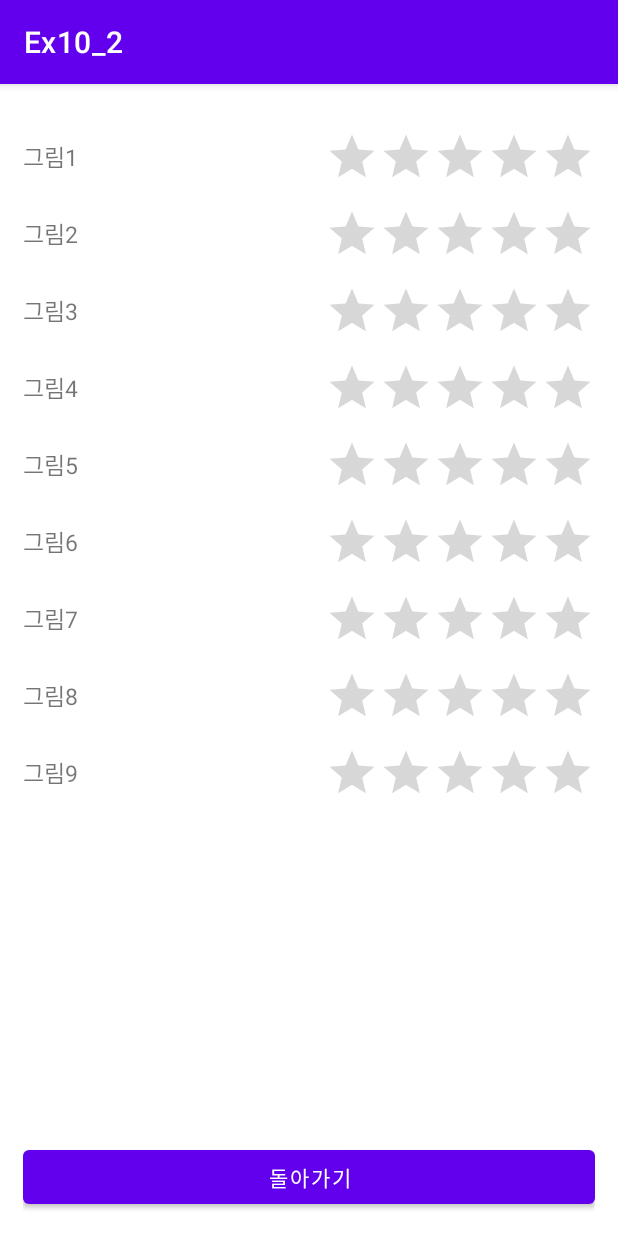
After one commit to jwimini/Ex10_2, an Android app: the ResultActivity screen opened directly, with no data from a screen before it, on a phone screen of 412 x 824 dp. The commit adds this screen. Run offline under Robolectric (Android 15) with nearby library versions, the phone set to English and light mode, and no system bars.

Commit message:
Completion Vote commit

```diff
--- a/app/src/main/AndroidManifest.xml
+++ b/app/src/main/AndroidManifest.xml
@@ -9,6 +9,7 @@
         android:roundIcon="@mipmap/ic_launcher_round"
         android:supportsRtl="true"
         android:theme="@style/Theme.Ex10_2">
+        <activity android:name=".ResultActivity"></activity>
         <activity android:name=".MainActivity">
             <intent-filter>
                 <action android:name="android.intent.action.MAIN" />
--- a/app/src/main/java/ks/hs/emirim/wlalsdl_04/ex10_2/MainActivity.java
+++ b/app/src/main/java/ks/hs/emirim/wlalsdl_04/ex10_2/MainActivity.java
@@ -3,12 +3,33 @@ package ks.hs.emirim.wlalsdl_04.ex10_2;
 import androidx.appcompat.app.AppCompatActivity;
 
 import android.os.Bundle;
+import android.view.View;
+import android.widget.ImageView;
+import android.widget.Toast;
 
 public class MainActivity extends AppCompatActivity {
+    String[] imgNames = {"MY MELODY","Little Twin Stars","HELLO KITTY","BAD BADTZ-MARU","POCHACCO","포챠코","POMPOMPURIN","KEROKEROKEROPPI","KUROMI"};
+    int[] imgVIds={R.id.img01,R.id.img02,R.id.img03,R.id.img04,R.id.img05,R.id.img06,R.id.img07,R.id.img08,R.id.img09};
+    int[] votecount = new int[imgVIds.length];
+    ImageView[] image = new ImageView[imgVIds.length];
 
     @Override
     protected void onCreate(Bundle savedInstanceState) {
         super.onCreate(savedInstanceState);
+        setTitle(R.string.title);
         setContentView(R.layout.activity_main);
+
+        for (int i=0; i<imgVIds.length; i++){
+            final int index;
+            index = i;
+            image[index] = findViewById(imgVIds[index]);
+            image[index].setOnClickListener(new View.OnClickListener() {
+                @Override
+                public void onClick(View v) {
+                    votecount[index]++;
+                    Toast.makeText(getApplicationContext(),imgNames[index]+"총"+votecount[index]+"표",Toast.LENGTH_SHORT).show();
+                }
+            });
+        }
     }
 }
--- /dev/null
+++ b/app/src/main/java/ks/hs/emirim/wlalsdl_04/ex10_2/ResultActivity.java
@@ -0,0 +1,14 @@
+package ks.hs.emirim.wlalsdl_04.ex10_2;
+
+import androidx.appcompat.app.AppCompatActivity;
+
+import android.os.Bundle;
+
+public class ResultActivity extends AppCompatActivity {
+
+    @Override
+    protected void onCreate(Bundle savedInstanceState) {
+        super.onCreate(savedInstanceState);
+        setContentView(R.layout.activity_result);
+    }
+}
--- a/app/src/main/res/layout/activity_main.xml
+++ b/app/src/main/res/layout/activity_main.xml
@@ -79,7 +79,6 @@
             android:id="@+id/img09"
             android:layout_width="120dp"
             android:layout_height="150dp"
-            android:scaleType="fitXY"
             android:layout_marginTop="15dp"
             android:layout_marginRight="10dp"
             android:layout_marginLeft="10dp"
@@ -93,7 +92,8 @@
         android:orientation="vertical">
         <Button
             android:id="@+id/btn_done"
-            android:layout_marginBottom="15dp"
+            android:layout_marginBottom="30dp"
+            android:text="@string/btn_done"
             android:layout_width="match_parent"
             android:layout_height="wrap_content"/>
     </LinearLayout>
--- /dev/null
+++ b/app/src/main/res/layout/activity_result.xml
@@ -0,0 +1,181 @@
+<?xml version="1.0" encoding="utf-8"?>
+<LinearLayout xmlns:android="http://schemas.android.com/apk/res/android"
+    xmlns:app="http://schemas.android.com/apk/res-auto"
+    xmlns:tools="http://schemas.android.com/tools"
+    android:layout_width="match_parent"
+    android:layout_height="match_parent"
+    android:orientation="vertical"
+    android:padding="15dp"
+    tools:context=".ResultActivity">
+
+    <TableLayout
+        android:stretchColumns="0"
+        android:layout_width="match_parent"
+        android:layout_height="wrap_content">
+        <TableRow
+            android:layout_marginTop="15dp"
+            >
+            <TextView
+                android:id="@+id/text1"
+                android:layout_width="wrap_content"
+                android:layout_height="wrap_content"
+                android:layout_gravity="center_vertical"
+                android:textSize="15dp"
+                android:text="그림1"/>
+            <RatingBar
+                android:id="@+id/rating1"
+                android:layout_width="wrap_content"
+                android:layout_height="wrap_content"
+                style="?android:attr/ratingBarStyleIndicator"
+                android:layout_gravity="right"/>
+        </TableRow>
+        <TableRow
+            android:layout_marginTop="15dp"
+            >
+            <TextView
+                android:id="@+id/text2"
+                android:layout_width="wrap_content"
+                android:layout_height="wrap_content"
+                android:layout_gravity="center_vertical"
+                android:textSize="15dp"
+                android:text="그림2"/>
+            <RatingBar
+                android:id="@+id/rating2"
+                android:layout_width="wrap_content"
+                android:layout_height="wrap_content"
+                style="?android:attr/ratingBarStyleIndicator"
+                android:layout_gravity="right"/>
+        </TableRow>
+        <TableRow
+            android:layout_marginTop="15dp"
+            >
+            <TextView
+                android:id="@+id/text3"
+                android:layout_width="wrap_content"
+                android:layout_height="wrap_content"
+                android:layout_gravity="center_vertical"
+                android:textSize="15dp"
+                android:text="그림3"/>
+            <RatingBar
+                android:id="@+id/rating3"
+                android:layout_width="wrap_content"
+                android:layout_height="wrap_content"
+                style="?android:attr/ratingBarStyleIndicator"
+                android:layout_gravity="right"/>
+        </TableRow>
+        <TableRow
+            android:layout_marginTop="15dp"
+            >
+            <TextView
+                android:id="@+id/text4"
+                android:layout_width="wrap_content"
+                android:layout_height="wrap_content"
+                android:layout_gravity="center_vertical"
+                android:textSize="15dp"
+                android:text="그림4"/>
+            <RatingBar
+                android:id="@+id/rating4"
+                android:layout_width="wrap_content"
+                android:layout_height="wrap_content"
+                style="?android:attr/ratingBarStyleIndicator"
+                android:layout_gravity="right"/>
+        </TableRow>
+        <TableRow
+            android:layout_marginTop="15dp"
+            >
+            <TextView
+                android:id="@+id/text5"
+                android:layout_width="wrap_content"
+                android:layout_height="wrap_content"
+                android:layout_gravity="center_vertical"
+                android:textSize="15dp"
+                android:text="그림5"/>
+            <RatingBar
+                android:id="@+id/rating5"
+                android:layout_width="wrap_content"
+                android:layout_height="wrap_content"
+                style="?android:attr/ratingBarStyleIndicator"
+                android:layout_gravity="right"/>
+        </TableRow>
+        <TableRow
+            android:layout_marginTop="15dp"
+            >
+            <TextView
+                android:id="@+id/text6"
+                android:layout_width="wrap_content"
+                android:layout_height="wrap_content"
+                android:layout_gravity="center_vertical"
+                android:textSize="15dp"
+                android:text="그림6"/>
+            <RatingBar
+                android:id="@+id/rating6"
+                android:layout_width="wrap_content"
+                android:layout_height="wrap_content"
+                style="?android:attr/ratingBarStyleIndicator"
+                android:layout_gravity="right"/>
+        </TableRow>
+        <TableRow
+            android:layout_marginTop="15dp"
+            >
+            <TextView
+                android:id="@+id/text7"
+                android:layout_width="wrap_content"
+                android:layout_height="wrap_content"
+                android:layout_gravity="center_vertical"
+                android:textSize="15dp"
+                android:text="그림7"/>
+            <RatingBar
+                android:id="@+id/rating7"
+                android:layout_width="wrap_content"
+                android:layout_height="wrap_content"
+                style="?android:attr/ratingBarStyleIndicator"
+                android:layout_gravity="right"/>
+        </TableRow>
+        <TableRow
+            android:layout_marginTop="15dp"
+            >
+            <TextView
+                android:id="@+id/text8"
+                android:layout_width="wrap_content"
+                android:layout_height="wrap_content"
+                android:layout_gravity="center_vertical"
+                android:textSize="15dp"
+                android:text="그림8"/>
+            <RatingBar
+                android:id="@+id/rating8"
+                android:layout_width="wrap_content"
+                android:layout_height="wrap_content"
+                style="?android:attr/ratingBarStyleIndicator"
+                android:layout_gravity="right"/>
+        </TableRow>
+        <TableRow
+            android:layout_marginTop="15dp"
+            >
+            <TextView
+                android:id="@+id/text9"
+                android:layout_width="wrap_content"
+                android:layout_height="wrap_content"
+                android:layout_gravity="center_vertical"
+                android:textSize="15dp"
+                android:text="그림9"/>
+            <RatingBar
+                android:id="@+id/rating9"
+                android:layout_width="wrap_content"
+                android:layout_height="wrap_content"
+                style="?android:attr/ratingBarStyleIndicator"
+                android:layout_gravity="right"/>
+        </TableRow>
+    </TableLayout>
+    <LinearLayout
+        android:layout_width="match_parent"
+        android:layout_height="match_parent"
+        android:gravity="bottom"
+        android:orientation="vertical"
+        >
+        <Button
+            android:id="@+id/btn_back"
+            android:layout_width="match_parent"
+            android:layout_height="wrap_content"
+            android:text="@string/btn_back"/>
+    </LinearLayout>
+</LinearLayout>
--- a/app/src/main/res/values/strings.xml
+++ b/app/src/main/res/values/strings.xml
@@ -1,4 +1,6 @@
 <resources>
     <string name="app_name">Ex10_2</string>
     <string name="btn_done">투표종료</string>
+    <string name="btn_back">돌아가기</string>
+    <string name="title">Character 선호도 투표</string>
 </resources>
```
